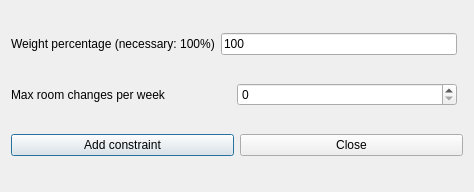
Above: fet/src/interface/addconstraintteachersmaxroomchangesperweekform_template.ui from vonmecheln/fet before the change. Below: the same form after it.
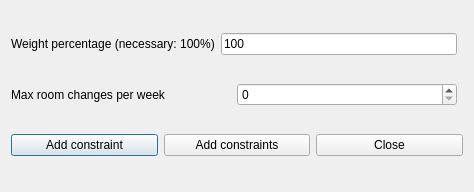
That is the form after the change.

Diff of the .ui file:
```diff
--- a/fet/src/interface/addconstraintteachersmaxroomchangesperweekform_template.ui
+++ b/fet/src/interface/addconstraintteachersmaxroomchangesperweekform_template.ui
@@ -23,6 +23,13 @@
        </property>
       </widget>
      </item>
+     <item>
+      <widget class="QPushButton" name="addConstraintsPushButton">
+       <property name="text">
+        <string>Add constraints</string>
+       </property>
+      </widget>
+     </item>
      <item>
       <widget class="QPushButton" name="closePushButton">
        <property name="text">
```
